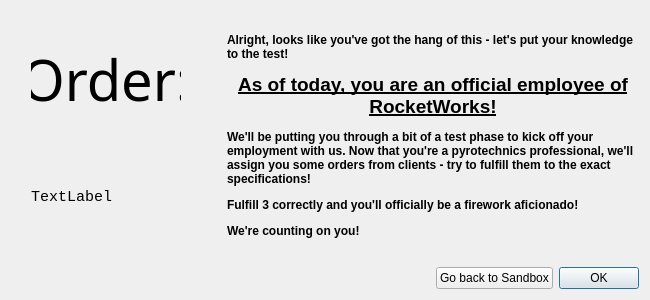
First picture: the form in RocketWorks/TestModeDialog.ui, repository rangusun/a8-edu-app-s23-team-rocket, before the edit.
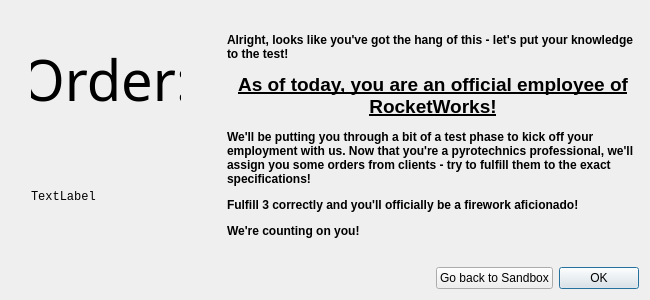
Second picture: the form after the edit.

Patch:
```diff
--- a/RocketWorks/TestModeDialog.ui
+++ b/RocketWorks/TestModeDialog.ui
@@ -39,7 +39,7 @@
        <property name="font">
         <font>
          <family>Courier New</family>
-         <pointsize>11</pointsize>
+         <pointsize>9</pointsize>
         </font>
        </property>
        <property name="styleSheet">
```
